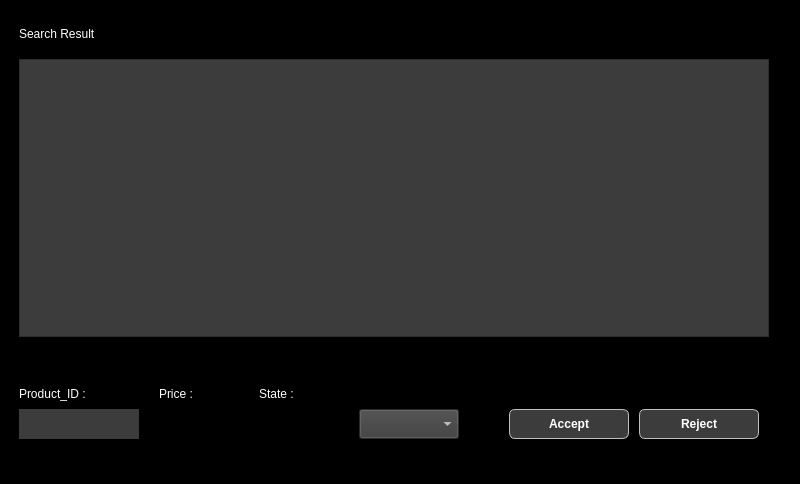
The window that check/ui.ui (huangchenghan/database_project) describes before a commit, drawn with Qt 5.
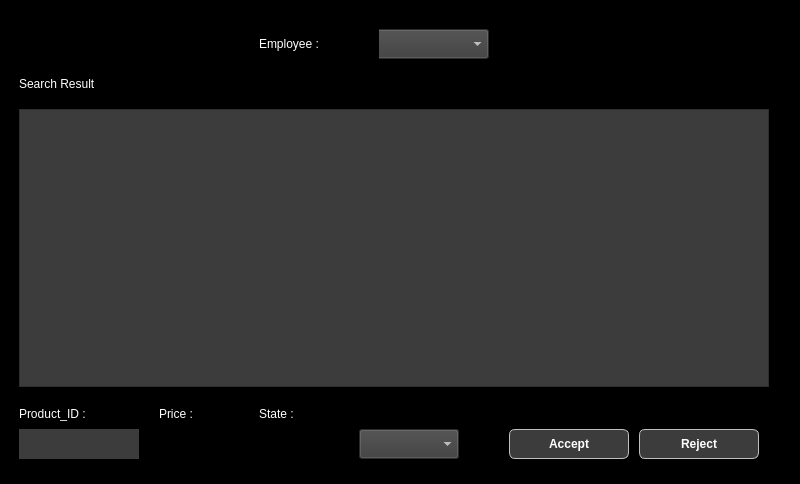
The same window after the commit.

Commit message:
add employee combobox
add employee combobox

The edit to the form file:
```diff
--- a/check/ui.ui
+++ b/check/ui.ui
@@ -24,7 +24,7 @@
        <property name="geometry">
         <rect>
          <x>10</x>
-         <y>10</y>
+         <y>60</y>
          <width>171</width>
          <height>30</height>
         </rect>
@@ -42,7 +42,7 @@
        <property name="geometry">
         <rect>
          <x>10</x>
-         <y>50</y>
+         <y>100</y>
          <width>750</width>
          <height>278</height>
         </rect>
@@ -56,7 +56,7 @@
        <property name="geometry">
         <rect>
          <x>10</x>
-         <y>370</y>
+         <y>390</y>
          <width>120</width>
          <height>30</height>
         </rect>
@@ -74,7 +74,7 @@
        <property name="geometry">
         <rect>
          <x>10</x>
-         <y>400</y>
+         <y>420</y>
          <width>120</width>
          <height>30</height>
         </rect>
@@ -92,7 +92,7 @@
        <property name="geometry">
         <rect>
          <x>500</x>
-         <y>400</y>
+         <y>420</y>
          <width>120</width>
          <height>30</height>
         </rect>
@@ -115,7 +115,7 @@
        <property name="geometry">
         <rect>
          <x>630</x>
-         <y>400</y>
+         <y>420</y>
          <width>120</width>
          <height>30</height>
         </rect>
@@ -138,7 +138,7 @@
        <property name="geometry">
         <rect>
          <x>150</x>
-         <y>400</y>
+         <y>420</y>
          <width>90</width>
          <height>30</height>
         </rect>
@@ -151,7 +151,7 @@
        <property name="geometry">
         <rect>
          <x>250</x>
-         <y>400</y>
+         <y>420</y>
          <width>90</width>
          <height>30</height>
         </rect>
@@ -164,7 +164,7 @@
        <property name="geometry">
         <rect>
          <x>150</x>
-         <y>370</y>
+         <y>390</y>
          <width>120</width>
          <height>30</height>
         </rect>
@@ -182,7 +182,7 @@
        <property name="geometry">
         <rect>
          <x>250</x>
-         <y>370</y>
+         <y>390</y>
          <width>58</width>
          <height>30</height>
         </rect>
@@ -200,7 +200,7 @@
        <property name="geometry">
         <rect>
          <x>350</x>
-         <y>400</y>
+         <y>420</y>
          <width>100</width>
          <height>30</height>
         </rect>
@@ -211,6 +211,39 @@
 font: 10pt &quot;Rockwell&quot;; </string>
        </property>
       </widget>
+      <widget class="QComboBox" name="comboBox">
+       <property name="geometry">
+        <rect>
+         <x>360</x>
+         <y>20</y>
+         <width>120</width>
+         <height>30</height>
+        </rect>
+       </property>
+       <property name="styleSheet">
+        <string notr="true">color: rgb(255, 255, 255);
+background-color: rgb(60, 60, 60);
+font: 10pt &quot;Rockwell&quot;; </string>
+       </property>
+      </widget>
+      <widget class="QLabel" name="label_3">
+       <property name="geometry">
+        <rect>
+         <x>250</x>
+         <y>20</y>
+         <width>120</width>
+         <height>30</height>
+        </rect>
+       </property>
+       <property name="styleSheet">
+        <string notr="true">color: rgb(255, 255, 255);
+font: 75 12pt &quot;Rockwell&quot;;
+background-color: rgb(0, 0, 0);</string>
+       </property>
+       <property name="text">
+        <string>Employee :</string>
+       </property>
+      </widget>
      </widget>
     </item>
    </layout>
```
The commit also changes 1 other file.
